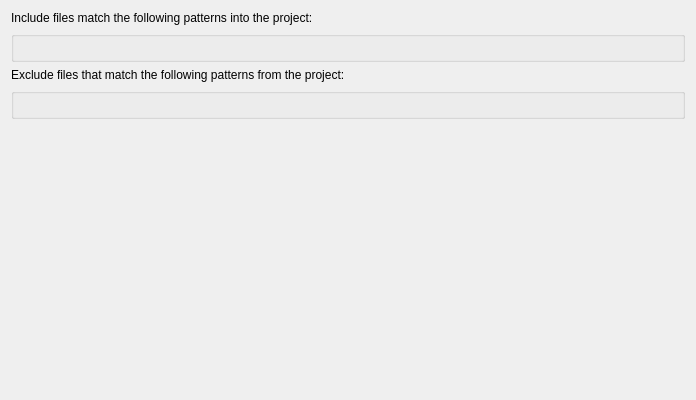
Old version of the form plugins/projectfilter/projectfiltersettings.ui in the repository KDE/kdevelop.
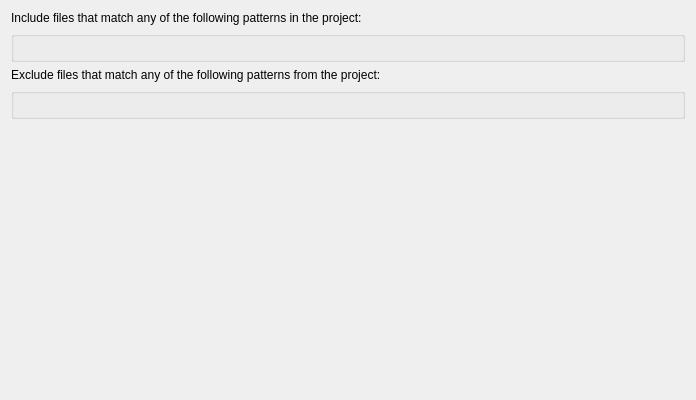
New version of the form. Custom widgets are drawn as their Qt base class.

Commit message: Clarify label texts

```diff
--- a/plugins/projectfilter/projectfiltersettings.ui
+++ b/plugins/projectfilter/projectfiltersettings.ui
@@ -14,7 +14,7 @@
    <item>
     <widget class="QLabel" name="label">
      <property name="text">
-      <string>Include files match the following patterns into the project:</string>
+      <string>Include files that match any of the following patterns in the project:</string>
      </property>
     </widget>
    </item>
@@ -24,7 +24,7 @@
    <item>
     <widget class="QLabel" name="label_2">
      <property name="text">
-      <string>Exclude files that match the following patterns from the project:</string>
+      <string>Exclude files that match any of the following patterns from the project:</string>
      </property>
     </widget>
    </item>
```
